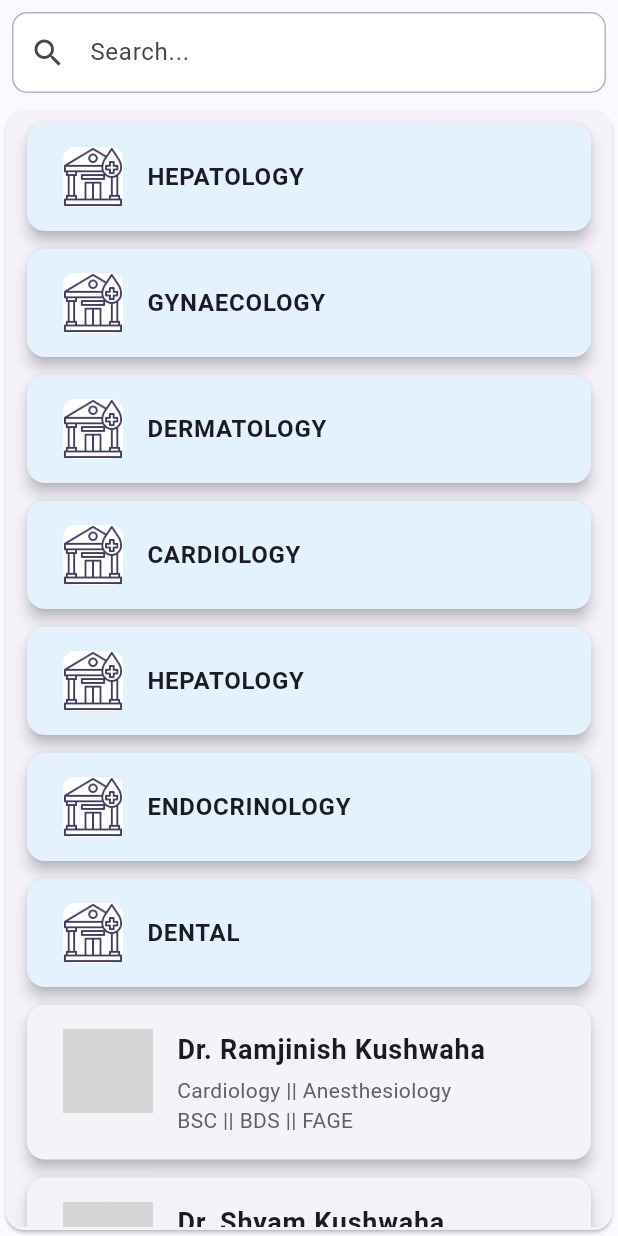
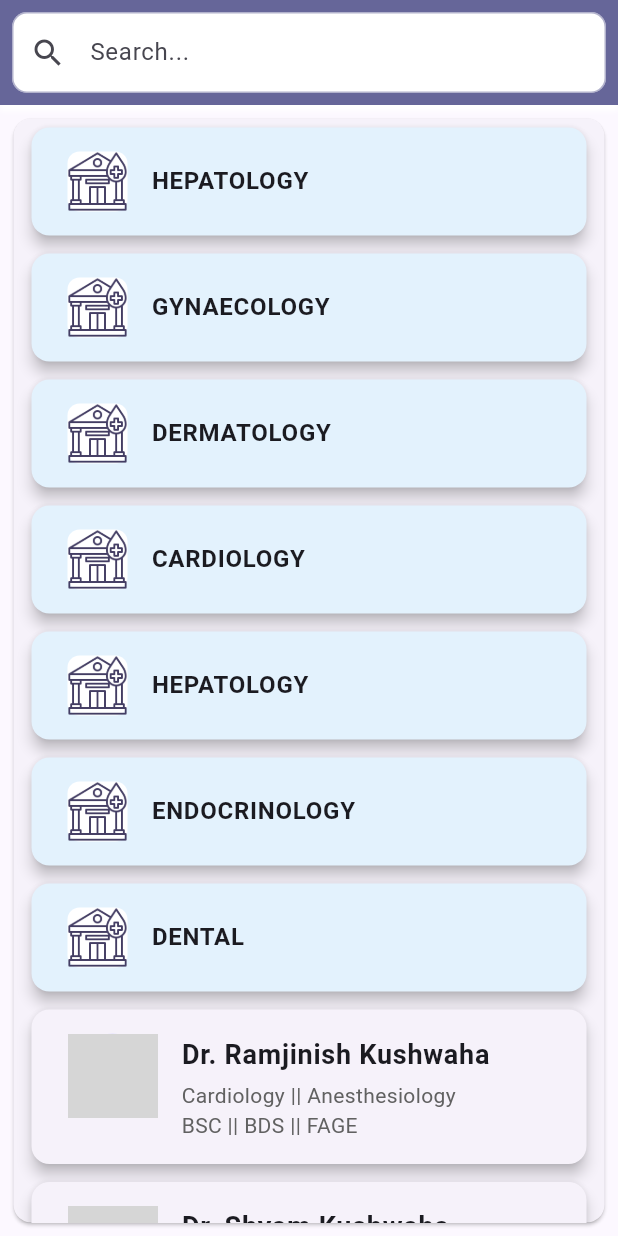
Before and after one commit to ramjinish001/tezhealthcare, a Flutter app: the Search_Page screen opened directly, on a phone screen of 412 x 824 dp. Run offline on Flutter 3.47's test engine with Material 3 defaults, Android fonts, the light colour scheme and no system bars; our stand-ins replace buttons_tabbar, carousel_slider, file_picker, flutter_svg; network calls fail; grey boxes are pictures that could not be loaded.

```diff
--- a/lib/Patient_Pannel/Patient_Dasboard.dart
+++ b/lib/Patient_Pannel/Patient_Dasboard.dart
@@ -1213,7 +1213,8 @@ class _PatientDashboardState extends State<PatientDashboard> {
       'total': 300,
       'due': 220,
       'discount': 20
-    },    {
+    },
+    {
       'title': 'Pharmacy Bill',
       'advance': 80,
       'total': 300,
--- a/lib/Patient_Pannel/Search_Page/Search_Page.dart
+++ b/lib/Patient_Pannel/Search_Page/Search_Page.dart
@@ -1,5 +1,7 @@
 import 'package:flutter/material.dart';
+import 'package:flutter/services.dart';
 import 'package:tezhealthcare/Constant/Color.dart';
+import 'package:tezhealthcare/Globle_Widget/NoDataFound.dart';
 
 class Search_Page extends StatefulWidget {
   const Search_Page({super.key});
@@ -41,6 +43,11 @@ class _Search_PageState extends State<Search_Page> {
 
   @override
   Widget build(BuildContext context) {
+    SystemChrome.setSystemUIOverlayStyle(SystemUiOverlayStyle(
+      statusBarColor: Primary,
+      systemNavigationBarColor: Colors.transparent,
+    ));
+
     final List<Map<String, String>> filteredDoctors = _doctors.where((doctor) {
       return doctor['doctorName']!
               .toLowerCase()
@@ -64,7 +71,19 @@ class _Search_PageState extends State<Search_Page> {
       body: SafeArea(
         child: Column(
           children: [
-            Padding(
+            Container(
+              decoration: BoxDecoration(
+                color: Primary,
+                borderRadius: BorderRadius.circular(0),
+                boxShadow: [
+                  BoxShadow(
+                    color: Colors.white,
+                    blurRadius: 2,
+                    offset: const Offset(0, 4),
+                  ),
+                ],
+              ),
+              child: Padding(
                 padding: const EdgeInsets.all(8.0),
                 child: TextField(
                   onChanged: (value) {
@@ -94,11 +113,14 @@ class _Search_PageState extends State<Search_Page> {
                   ),
                 ),
               ),
+            ),
             Expanded(
+              child: Padding(
+                padding: const EdgeInsets.all(5.0),
                 child: Card(
-                child: Padding(
-                  padding: const EdgeInsets.all(2.0),
-                  child: ListView(
+                  child: filteredDoctors.isEmpty && filteredServices.isEmpty
+                      ? NoDataFound() // Display NoDataFound widget when both lists are empty
+                      : ListView(
                           children: [
                             // Display filtered services first
                             ...filteredServices.map((service) {
@@ -117,7 +139,8 @@ class _Search_PageState extends State<Search_Page> {
                                       width: 40,
                                       height: 40,
                                       decoration: BoxDecoration(
-                                  borderRadius: BorderRadius.circular(8.0),
+                                        borderRadius:
+                                            BorderRadius.circular(8.0),
                                         color: Colors.white,
                                       ),
                                       child: Image.asset(service['icon']!),
--- a/lib/main.dart
+++ b/lib/main.dart
@@ -9,8 +9,6 @@ void main() {
 
 class MyApp extends StatelessWidget {
   const MyApp({super.key});
-
-  // This widget is the root of your application.
   @override
   Widget build(BuildContext context) {
     height = MediaQuery.of(context).size.height;
--- a/pubspec.yaml
+++ b/pubspec.yaml
@@ -25,6 +25,7 @@ dependencies:
   carousel_slider: ^4.2.1
   url_launcher: ^6.3.0
   intl: ^0.19.0
+  flutter_svg: ^2.0.10+1
 
 
 dev_dependencies:
```
Also changed, not shown: lib/Globle_Widget/NoDataFound.dart (added, +45 -0 lines), pubspec.lock. Lines whose indentation alone changed are shown as unchanged.
